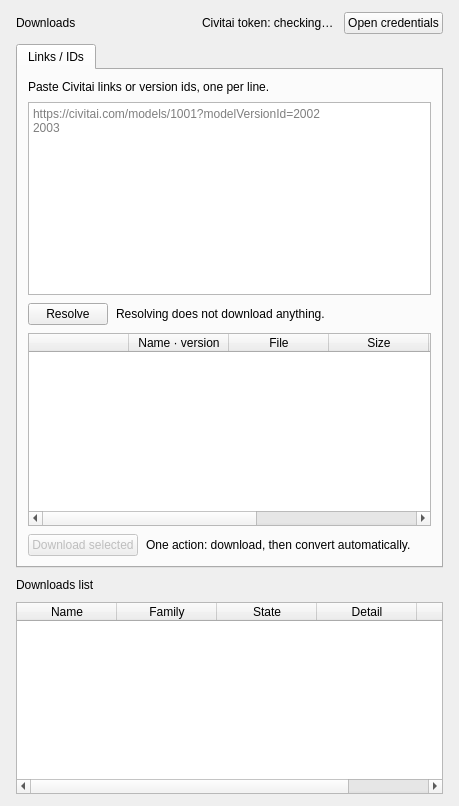
Before: the Qt Designer form src/dtflow/ui/forms/downloads_page.ui in djebaz/dtflow, drawn with Qt 5.
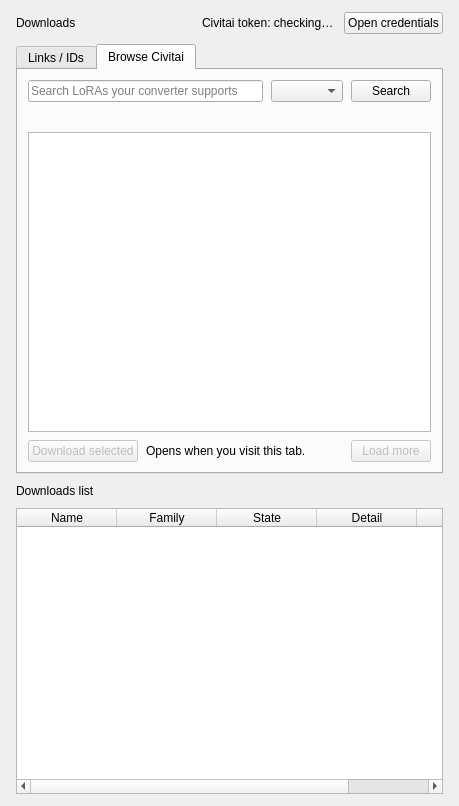
After: the same form once the commit is applied. The open tabs and pages were chosen to show the change.

Commit message: Add the Browse Civitai gallery tab to the Downloads view

Patch:
```diff
--- a/src/dtflow/ui/forms/downloads_page.ui
+++ b/src/dtflow/ui/forms/downloads_page.ui
@@ -2,7 +2,7 @@
 <ui version="4.0">
  <class>DownloadsPage</class>
  <widget class="QWidget" name="downloadsWorkspace">
-  <layout class="QVBoxLayout" name="downloadsLayout" stretch="0,0,0,1">
+  <layout class="QVBoxLayout" name="downloadsLayout" stretch="0,3,0,2">
    <property name="spacing"><number>10</number></property>
    <property name="leftMargin"><number>16</number></property><property name="topMargin"><number>12</number></property>
    <property name="rightMargin"><number>16</number></property><property name="bottomMargin"><number>12</number></property>
@@ -85,6 +85,54 @@
       </layout></item>
      </layout>
     </widget>
+    <widget class="QWidget" name="browseTab">
+     <attribute name="title"><string>Browse Civitai</string></attribute>
+     <layout class="QVBoxLayout" name="browseLayout">
+      <property name="spacing"><number>8</number></property>
+      <property name="leftMargin"><number>10</number></property><property name="topMargin"><number>10</number></property>
+      <property name="rightMargin"><number>10</number></property><property name="bottomMargin"><number>10</number></property>
+      <item><layout class="QHBoxLayout" name="gallerySearchRow"><property name="spacing"><number>8</number></property>
+       <item><widget class="QLineEdit" name="gallerySearchEdit">
+        <property name="placeholderText"><string>Search LoRAs your converter supports</string></property>
+        <property name="clearButtonEnabled"><bool>true</bool></property>
+        <property name="accessibleName"><string>Search Civitai LoRAs</string></property>
+       </widget></item>
+       <item><widget class="QComboBox" name="gallerySortCombo">
+        <property name="accessibleName"><string>Sort Civitai LoRAs</string></property>
+       </widget></item>
+       <item><widget class="QPushButton" name="gallerySearchButton">
+        <property name="text"><string>Search</string></property>
+       </widget></item>
+      </layout></item>
+      <item><widget class="QLabel" name="galleryNote">
+       <property name="wordWrap"><bool>true</bool></property>
+       <property name="role" stdset="0"><string>secondary</string></property>
+      </widget></item>
+      <item><widget class="QListWidget" name="galleryList">
+       <property name="accessibleName"><string>Civitai LoRAs</string></property>
+       <property name="minimumHeight"><number>220</number></property>
+       <property name="editTriggers"><set>QAbstractItemView::NoEditTriggers</set></property>
+       <property name="horizontalScrollBarPolicy"><enum>Qt::ScrollBarAlwaysOff</enum></property>
+      </widget></item>
+      <item><layout class="QHBoxLayout" name="galleryActionRow"><property name="spacing"><number>8</number></property>
+       <item><widget class="QPushButton" name="galleryDownloadButton">
+        <property name="text"><string>Download selected</string></property>
+        <property name="role" stdset="0"><string>primary</string></property>
+        <property name="enabled"><bool>false</bool></property>
+       </widget></item>
+       <item><widget class="QLabel" name="galleryStatus">
+        <property name="text"><string>Opens when you visit this tab.</string></property>
+        <property name="role" stdset="0"><string>secondary</string></property>
+       </widget></item>
+       <item><spacer name="galleryActionSpacer"><property name="orientation"><enum>Qt::Horizontal</enum></property>
+        <property name="sizeHint" stdset="0"><size><width>20</width><height>20</height></size></property></spacer></item>
+       <item><widget class="QPushButton" name="galleryMoreButton">
+        <property name="text"><string>Load more</string></property>
+        <property name="enabled"><bool>false</bool></property>
+       </widget></item>
+      </layout></item>
+     </layout>
+    </widget>
    </widget></item>
    <item><widget class="QLabel" name="downloadsListTitle">
     <property name="text"><string>Downloads list</string></property>
```
The commit also changes 7 other files.
